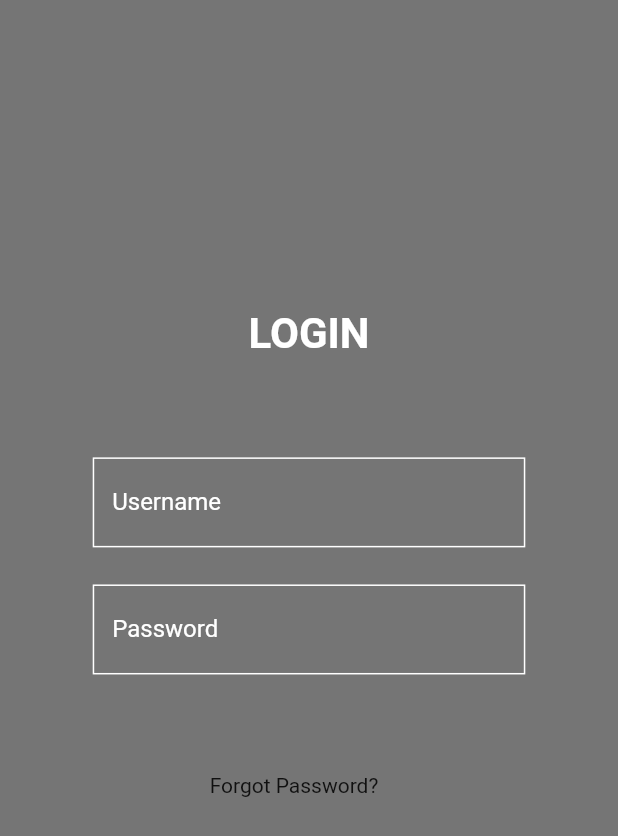
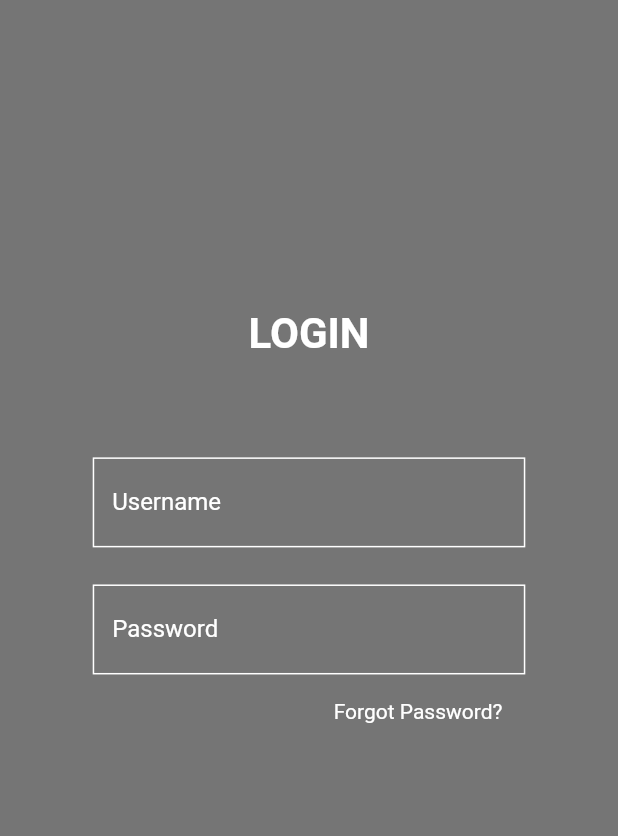
Before and after one commit to Fredd08/GIT-News-App, a Flutter app: the screen it shows after launch, after a tap on "Login", on a phone screen of 412 x 824 dp. Shown: the top 836 px of the screen. Run offline on Flutter 3.47's test engine with Material 2 defaults, Android fonts, the phone set to English and light mode, and no system bars.

Commit message:
working on the loginPage

```diff
--- a/lib/Login/login.dart
+++ b/lib/Login/login.dart
@@ -17,6 +17,7 @@ class _LoginState extends State<Login> {
     return Scaffold(
       backgroundColor: Colors.black54,
       body: Column(
+
         children: [
           SizedBox(
             height: h * 0.25,
@@ -73,11 +74,15 @@ class _LoginState extends State<Login> {
             ),
           ),
           SizedBox(
-            height: h*0.08,
+            height: h*0.02,
           ),
-          Padding(
-            padding: const EdgeInsets.only(right:20.0),
-            child: Text("Forgot Password?"),
+          Row(
+            children: [
+              SizedBox(
+                width: w*0.54,
+              ),
+              Text("Forgot Password?",style: TextStyle(color:Colors.white),textAlign: TextAlign.right,),
+            ],
           )
         ],
       ),
```
